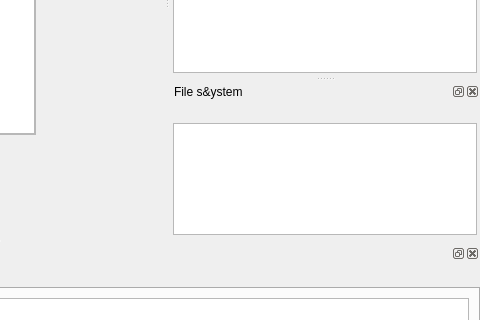
Above: forms/ide.ui from OpenCobolIDE/OpenCobolIDE before the change; both pictures show x 498 to 978 and y 291 to 611 of the 978 by 816 pixel window. Below: the same form after it.
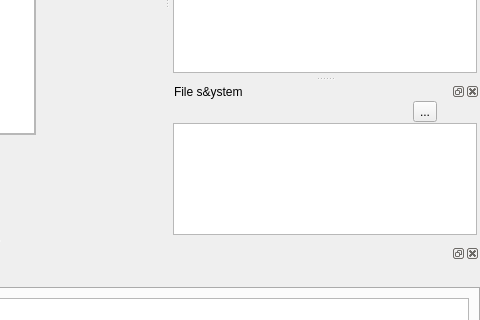
That is the form after the change. Icons and pictures are not drawn. Custom widgets are drawn as their Qt base class.

```diff
--- a/forms/ide.ui
+++ b/forms/ide.ui
@@ -897,7 +897,7 @@
    <property name="minimumSize">
     <size>
      <width>96</width>
-     <height>145</height>
+     <height>147</height>
     </size>
    </property>
    <property name="windowTitle">
@@ -944,6 +944,19 @@
          </property>
         </spacer>
        </item>
+       <item>
+        <widget class="QToolButton" name="bt_fs_up">
+         <property name="toolTip">
+          <string>Go up</string>
+         </property>
+         <property name="text">
+          <string>...</string>
+         </property>
+         <property name="icon">
+          <iconset theme="go-up"/>
+         </property>
+        </widget>
+       </item>
        <item>
         <widget class="QPushButton" name="btFSLock">
          <property name="sizePolicy">
```
